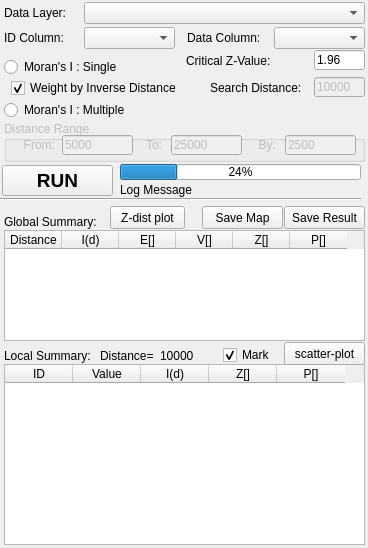
Above: gui/ui_form_k_function.ui from Gaia3D/GeepsSpatialStatistic before the change. Below: the same form after it.
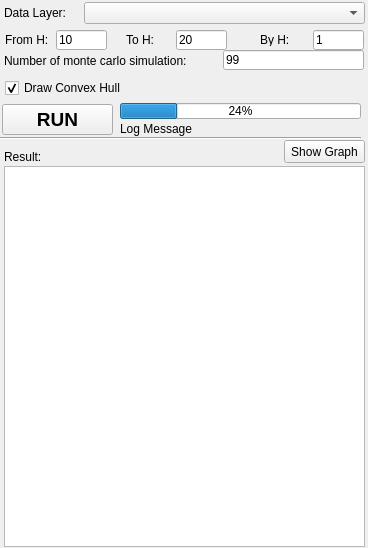
That is the form after the change.

Commit message: K-function 완료

The edit to the form file:
```diff
--- a/gui/ui_form_k_function.ui
+++ b/gui/ui_form_k_function.ui
@@ -11,7 +11,7 @@
    </rect>
   </property>
   <property name="windowTitle">
-   <string>Moran's I Statistic</string>
+   <string>K-function</string>
   </property>
   <widget class="QLabel" name="label">
    <property name="geometry">
@@ -36,221 +36,11 @@
     </rect>
    </property>
   </widget>
-  <widget class="QLabel" name="label_3">
-   <property name="geometry">
-    <rect>
-     <x>187</x>
-     <y>30</y>
-     <width>81</width>
-     <height>16</height>
-    </rect>
-   </property>
-   <property name="text">
-    <string>Data Column:</string>
-   </property>
-  </widget>
-  <widget class="QComboBox" name="cmbTgtColumn">
-   <property name="geometry">
-    <rect>
-     <x>274</x>
-     <y>27</y>
-     <width>91</width>
-     <height>22</height>
-    </rect>
-   </property>
-  </widget>
-  <widget class="QRadioButton" name="rdoSingle">
-   <property name="geometry">
-    <rect>
-     <x>4</x>
-     <y>59</y>
-     <width>141</width>
-     <height>16</height>
-    </rect>
-   </property>
-   <property name="text">
-    <string>Moran's I : Single</string>
-   </property>
-  </widget>
-  <widget class="QRadioButton" name="rdoMultiple">
-   <property name="geometry">
-    <rect>
-     <x>4</x>
-     <y>102</y>
-     <width>151</width>
-     <height>16</height>
-    </rect>
-   </property>
-   <property name="text">
-    <string>Moran's I : Multiple</string>
-   </property>
-  </widget>
-  <widget class="QLabel" name="lbl_s_1">
-   <property name="geometry">
-    <rect>
-     <x>210</x>
-     <y>80</y>
-     <width>101</width>
-     <height>16</height>
-    </rect>
-   </property>
-   <property name="text">
-    <string>Search Distance:</string>
-   </property>
-  </widget>
-  <widget class="QLineEdit" name="edtSearchDistance">
-   <property name="enabled">
-    <bool>false</bool>
-   </property>
-   <property name="geometry">
-    <rect>
-     <x>314</x>
-     <y>77</y>
-     <width>51</width>
-     <height>20</height>
-    </rect>
-   </property>
-   <property name="text">
-    <string>10000</string>
-   </property>
-  </widget>
-  <widget class="QLabel" name="lbl_m_1">
-   <property name="enabled">
-    <bool>true</bool>
-   </property>
-   <property name="geometry">
-    <rect>
-     <x>186</x>
-     <y>53</y>
-     <width>101</width>
-     <height>16</height>
-    </rect>
-   </property>
-   <property name="text">
-    <string>Critical Z-Value:</string>
-   </property>
-  </widget>
-  <widget class="QLineEdit" name="edtCritcalZValue">
-   <property name="geometry">
-    <rect>
-     <x>314</x>
-     <y>50</y>
-     <width>51</width>
-     <height>20</height>
-    </rect>
-   </property>
-   <property name="text">
-    <string>1.96</string>
-   </property>
-  </widget>
-  <widget class="QGroupBox" name="gb_multiple">
-   <property name="enabled">
-    <bool>false</bool>
-   </property>
-   <property name="geometry">
-    <rect>
-     <x>4</x>
-     <y>121</y>
-     <width>361</width>
-     <height>41</height>
-    </rect>
-   </property>
-   <property name="title">
-    <string>Distance Range</string>
-   </property>
-   <widget class="QLabel" name="label_6">
-    <property name="geometry">
-     <rect>
-      <x>10</x>
-      <y>16</y>
-      <width>41</width>
-      <height>16</height>
-     </rect>
-    </property>
-    <property name="text">
-     <string>From:</string>
-    </property>
-    <property name="alignment">
-     <set>Qt::AlignRight|Qt::AlignTrailing|Qt::AlignVCenter</set>
-    </property>
-   </widget>
-   <widget class="QLineEdit" name="edtFrom">
-    <property name="geometry">
-     <rect>
-      <x>58</x>
-      <y>14</y>
-      <width>71</width>
-      <height>20</height>
-     </rect>
-    </property>
-    <property name="text">
-     <string>5000</string>
-    </property>
-   </widget>
-   <widget class="QLineEdit" name="edtTo">
-    <property name="geometry">
-     <rect>
-      <x>167</x>
-      <y>14</y>
-      <width>71</width>
-      <height>20</height>
-     </rect>
-    </property>
-    <property name="text">
-     <string>25000</string>
-    </property>
-   </widget>
-   <widget class="QLabel" name="label_7">
-    <property name="geometry">
-     <rect>
-      <x>127</x>
-      <y>16</y>
-      <width>31</width>
-      <height>16</height>
-     </rect>
-    </property>
-    <property name="text">
-     <string>To:</string>
-    </property>
-    <property name="alignment">
-     <set>Qt::AlignRight|Qt::AlignTrailing|Qt::AlignVCenter</set>
-    </property>
-   </widget>
-   <widget class="QLabel" name="label_8">
-    <property name="geometry">
-     <rect>
-      <x>241</x>
-      <y>16</y>
-      <width>31</width>
-      <height>16</height>
-     </rect>
-    </property>
-    <property name="text">
-     <string>By:</string>
-    </property>
-    <property name="alignment">
-     <set>Qt::AlignRight|Qt::AlignTrailing|Qt::AlignVCenter</set>
-    </property>
-   </widget>
-   <widget class="QLineEdit" name="edtBy">
-    <property name="geometry">
-     <rect>
-      <x>281</x>
-      <y>14</y>
-      <width>71</width>
-      <height>20</height>
-     </rect>
-    </property>
-    <property name="text">
-     <string>2500</string>
-    </property>
-   </widget>
-  </widget>
   <widget class="QPushButton" name="btnRun">
    <property name="geometry">
     <rect>
      <x>2</x>
-     <y>165</y>
+     <y>104</y>
      <width>111</width>
      <height>31</height>
     </rect>
@@ -267,227 +57,24 @@
     <string>RUN</string>
    </property>
   </widget>
-  <widget class="QPushButton" name="btnSaveResult">
-   <property name="geometry">
-    <rect>
-     <x>284</x>
-     <y>206</y>
-     <width>81</width>
-     <height>23</height>
-    </rect>
-   </property>
-   <property name="text">
-    <string>Save Result</string>
-   </property>
-  </widget>
-  <widget class="QPushButton" name="btnSaveMap">
-   <property name="geometry">
-    <rect>
-     <x>202</x>
-     <y>206</y>
-     <width>81</width>
-     <height>23</height>
-    </rect>
-   </property>
-   <property name="text">
-    <string>Save Map</string>
-   </property>
-   <property name="flat">
-    <bool>false</bool>
-   </property>
-  </widget>
   <widget class="QLabel" name="label_9">
    <property name="geometry">
     <rect>
      <x>4</x>
-     <y>214</y>
+     <y>149</y>
      <width>131</width>
      <height>16</height>
     </rect>
    </property>
    <property name="text">
-    <string>Global Summary:</string>
-   </property>
-  </widget>
-  <widget class="QLabel" name="label_10">
-   <property name="geometry">
-    <rect>
-     <x>4</x>
-     <y>348</y>
-     <width>111</width>
-     <height>16</height>
-    </rect>
-   </property>
-   <property name="text">
-    <string>Local Summary:</string>
-   </property>
-  </widget>
-  <widget class="QTableWidget" name="tblGlobalSummary">
-   <property name="geometry">
-    <rect>
-     <x>4</x>
-     <y>230</y>
-     <width>361</width>
-     <height>111</height>
-    </rect>
-   </property>
-   <property name="editTriggers">
-    <set>QAbstractItemView::NoEditTriggers</set>
-   </property>
-   <property name="selectionMode">
-    <enum>QAbstractItemView::SingleSelection</enum>
-   </property>
-   <property name="selectionBehavior">
-    <enum>QAbstractItemView::SelectRows</enum>
-   </property>
-   <property name="cornerButtonEnabled">
-    <bool>false</bool>
-   </property>
-   <property name="rowCount">
-    <number>0</number>
-   </property>
-   <property name="columnCount">
-    <number>6</number>
-   </property>
-   <attribute name="horizontalHeaderVisible">
-    <bool>true</bool>
-   </attribute>
-   <attribute name="horizontalHeaderDefaultSectionSize">
-    <number>57</number>
-   </attribute>
-   <attribute name="verticalHeaderVisible">
-    <bool>false</bool>
-   </attribute>
-   <attribute name="verticalHeaderDefaultSectionSize">
-    <number>20</number>
-   </attribute>
-   <column>
-    <property name="text">
-     <string>Distance</string>
-    </property>
-   </column>
-   <column>
-    <property name="text">
-     <string>I(d)</string>
-    </property>
-   </column>
-   <column>
-    <property name="text">
-     <string>E[]</string>
-    </property>
-   </column>
-   <column>
-    <property name="text">
-     <string>V[]</string>
-    </property>
-   </column>
-   <column>
-    <property name="text">
-     <string>Z[]</string>
-    </property>
-   </column>
-   <column>
-    <property name="text">
-     <string>P[]</string>
-    </property>
-   </column>
-  </widget>
-  <widget class="QTableWidget" name="tblLocalSummary">
-   <property name="enabled">
-    <bool>true</bool>
-   </property>
-   <property name="geometry">
-    <rect>
-     <x>4</x>
-     <y>364</y>
-     <width>361</width>
-     <height>181</height>
-    </rect>
-   </property>
-   <property name="editTriggers">
-    <set>QAbstractItemView::NoEditTriggers</set>
-   </property>
-   <property name="selectionMode">
-    <enum>QAbstractItemView::SingleSelection</enum>
-   </property>
-   <property name="selectionBehavior">
-    <enum>QAbstractItemView::SelectRows</enum>
-   </property>
-   <property name="rowCount">
-    <number>0</number>
-   </property>
-   <property name="columnCount">
-    <number>5</number>
-   </property>
-   <attribute name="horizontalHeaderVisible">
-    <bool>true</bool>
-   </attribute>
-   <attribute name="horizontalHeaderDefaultSectionSize">
-    <number>68</number>
-   </attribute>
-   <attribute name="horizontalHeaderMinimumSectionSize">
-    <number>20</number>
-   </attribute>
-   <attribute name="verticalHeaderVisible">
-    <bool>false</bool>
-   </attribute>
-   <attribute name="verticalHeaderDefaultSectionSize">
-    <number>20</number>
-   </attribute>
-   <column>
-    <property name="text">
-     <string>ID</string>
-    </property>
-   </column>
-   <column>
-    <property name="text">
-     <string>Value</string>
-    </property>
-   </column>
-   <column>
-    <property name="text">
-     <string>I(d)</string>
-    </property>
-   </column>
-   <column>
-    <property name="text">
-     <string>Z[]</string>
-    </property>
-   </column>
-   <column>
-    <property name="text">
-     <string>P[]</string>
-    </property>
-   </column>
-  </widget>
-  <widget class="QComboBox" name="cmbIdColumn">
-   <property name="geometry">
-    <rect>
-     <x>84</x>
-     <y>27</y>
-     <width>91</width>
-     <height>22</height>
-    </rect>
-   </property>
-  </widget>
-  <widget class="QLabel" name="label_4">
-   <property name="geometry">
-    <rect>
-     <x>4</x>
-     <y>30</y>
-     <width>81</width>
-     <height>16</height>
-    </rect>
-   </property>
-   <property name="text">
-    <string>ID Column:</string>
+    <string>Result:</string>
    </property>
   </widget>
   <widget class="QProgressBar" name="progressBar">
    <property name="geometry">
     <rect>
      <x>120</x>
-     <y>164</y>
+     <y>103</y>
      <width>241</width>
      <height>16</height>
     </rect>
@@ -500,7 +87,7 @@
    <property name="geometry">
     <rect>
      <x>120</x>
-     <y>180</y>
+     <y>119</y>
      <width>241</width>
      <height>20</height>
     </rect>
@@ -513,7 +100,7 @@
    <property name="geometry">
     <rect>
      <x>0</x>
-     <y>191</y>
+     <y>130</y>
      <width>361</width>
      <height>16</height>
     </rect>
@@ -522,122 +109,173 @@
     <enum>Qt::Horizontal</enum>
    </property>
   </widget>
-  <widget class="QLabel" name="label_2">
+  <widget class="QPlainTextEdit" name="txtResult">
    <property name="geometry">
     <rect>
-     <x>100</x>
-     <y>348</y>
-     <width>61</width>
-     <height>16</height>
+     <x>4</x>
+     <y>166</y>
+     <width>361</width>
+     <height>381</height>
     </rect>
    </property>
-   <property name="text">
-    <string>Distance=</string>
-   </property>
-  </widget>
-  <widget class="QLabel" name="lbl_distance">
-   <property name="geometry">
-    <rect>
-     <x>160</x>
-     <y>348</y>
-     <width>51</width>
-     <height>16</height>
-    </rect>
-   </property>
-   <property name="text">
-    <string>10000</string>
-   </property>
-  </widget>
-  <widget class="QPushButton" name="btnScatterPlot">
-   <property name="geometry">
-    <rect>
-     <x>284</x>
-     <y>342</y>
-     <width>81</width>
-     <height>23</height>
-    </rect>
-   </property>
-   <property name="text">
-    <string>scatter-plot</string>
-   </property>
-  </widget>
-  <widget class="QPushButton" name="btnZDistPlot">
-   <property name="geometry">
-    <rect>
-     <x>110</x>
-     <y>206</y>
-     <width>75</width>
-     <height>23</height>
-    </rect>
-   </property>
-   <property name="text">
-    <string>Z-dist plot</string>
-   </property>
-  </widget>
-  <widget class="QCheckBox" name="chkInverseDist">
-   <property name="geometry">
-    <rect>
-     <x>11</x>
-     <y>80</y>
-     <width>181</width>
-     <height>16</height>
-    </rect>
-   </property>
-   <property name="text">
-    <string>Weight by Inverse Distance</string>
-   </property>
-   <property name="checked">
+   <property name="readOnly">
     <bool>true</bool>
    </property>
-   <property name="tristate">
-    <bool>false</bool>
-   </property>
   </widget>
-  <widget class="QCheckBox" name="chkDrawMark">
+  <widget class="QLineEdit" name="edtNumSimul">
    <property name="geometry">
     <rect>
      <x>223</x>
-     <y>347</y>
-     <width>61</width>
+     <y>50</y>
+     <width>141</width>
+     <height>20</height>
+    </rect>
+   </property>
+   <property name="text">
+    <string>99</string>
+   </property>
+   <property name="alignment">
+    <set>Qt::AlignLeading|Qt::AlignLeft|Qt::AlignVCenter</set>
+   </property>
+  </widget>
+  <widget class="QLabel" name="label_2">
+   <property name="geometry">
+    <rect>
+     <x>4</x>
+     <y>53</y>
+     <width>211</width>
      <height>16</height>
     </rect>
    </property>
    <property name="text">
-    <string>Mark</string>
+    <string>Number of monte carlo simulation:</string>
+   </property>
+  </widget>
+  <widget class="QPushButton" name="btnShowGraph">
+   <property name="geometry">
+    <rect>
+     <x>284</x>
+     <y>140</y>
+     <width>81</width>
+     <height>23</height>
+    </rect>
+   </property>
+   <property name="text">
+    <string>Show Graph</string>
+   </property>
+  </widget>
+  <widget class="QCheckBox" name="chkConvexHull">
+   <property name="geometry">
+    <rect>
+     <x>5</x>
+     <y>80</y>
+     <width>151</width>
+     <height>16</height>
+    </rect>
+   </property>
+   <property name="text">
+    <string>Draw Convex Hull</string>
    </property>
    <property name="checked">
     <bool>true</bool>
    </property>
   </widget>
+  <widget class="QLabel" name="label_3">
+   <property name="geometry">
+    <rect>
+     <x>5</x>
+     <y>34</y>
+     <width>56</width>
+     <height>12</height>
+    </rect>
+   </property>
+   <property name="text">
+    <string>From H:</string>
+   </property>
+  </widget>
+  <widget class="QLabel" name="label_4">
+   <property name="geometry">
+    <rect>
+     <x>126</x>
+     <y>34</y>
+     <width>56</width>
+     <height>12</height>
+    </rect>
+   </property>
+   <property name="text">
+    <string>To H:</string>
+   </property>
+  </widget>
+  <widget class="QLabel" name="label_5">
+   <property name="geometry">
+    <rect>
+     <x>260</x>
+     <y>34</y>
+     <width>56</width>
+     <height>12</height>
+    </rect>
+   </property>
+   <property name="text">
+    <string>By H:</string>
+   </property>
+  </widget>
+  <widget class="QLineEdit" name="edtFromH">
+   <property name="geometry">
+    <rect>
+     <x>56</x>
+     <y>30</y>
+     <width>51</width>
+     <height>20</height>
+    </rect>
+   </property>
+   <property name="text">
+    <string>10</string>
+   </property>
+  </widget>
+  <widget class="QLineEdit" name="edtToH">
+   <property name="geometry">
+    <rect>
+     <x>176</x>
+     <y>30</y>
+     <width>51</width>
+     <height>20</height>
+    </rect>
+   </property>
+   <property name="text">
+    <string>20</string>
+   </property>
+  </widget>
+  <widget class="QLineEdit" name="edtByH">
+   <property name="geometry">
+    <rect>
+     <x>313</x>
+     <y>30</y>
+     <width>51</width>
+     <height>20</height>
+    </rect>
+   </property>
+   <property name="text">
+    <string>1</string>
+   </property>
+  </widget>
   <zorder>label</zorder>
   <zorder>cmbLayer</zorder>
-  <zorder>label_3</zorder>
-  <zorder>cmbTgtColumn</zorder>
-  <zorder>rdoSingle</zorder>
-  <zorder>rdoMultiple</zorder>
-  <zorder>lbl_s_1</zorder>
-  <zorder>edtSearchDistance</zorder>
-  <zorder>lbl_m_1</zorder>
-  <zorder>edtCritcalZValue</zorder>
-  <zorder>gb_multiple</zorder>
   <zorder>btnRun</zorder>
-  <zorder>btnSaveResult</zorder>
-  <zorder>btnSaveMap</zorder>
   <zorder>label_9</zorder>
-  <zorder>label_10</zorder>
-  <zorder>tblGlobalSummary</zorder>
-  <zorder>tblLocalSummary</zorder>
-  <zorder>cmbIdColumn</zorder>
-  <zorder>label_4</zorder>
   <zorder>progressBar</zorder>
   <zorder>line</zorder>
   <zorder>lbl_log</zorder>
+  <zorder>txtResult</zorder>
+  <zorder>edtNumSimul</zorder>
   <zorder>label_2</zorder>
-  <zorder>lbl_distance</zorder>
-  <zorder>btnScatterPlot</zorder>
-  <zorder>btnZDistPlot</zorder>
-  <zorder>chkInverseDist</zorder>
-  <zorder>chkDrawMark</zorder>
+  <zorder>btnShowGraph</zorder>
+  <zorder>chkConvexHull</zorder>
+  <zorder>label_3</zorder>
+  <zorder>label_4</zorder>
+  <zorder>label_5</zorder>
+  <zorder>edtFromH</zorder>
+  <zorder>edtToH</zorder>
+  <zorder>edtByH</zorder>
  </widget>
  <resources/>
  <connections/>
```
The commit also changes 4 other files.
